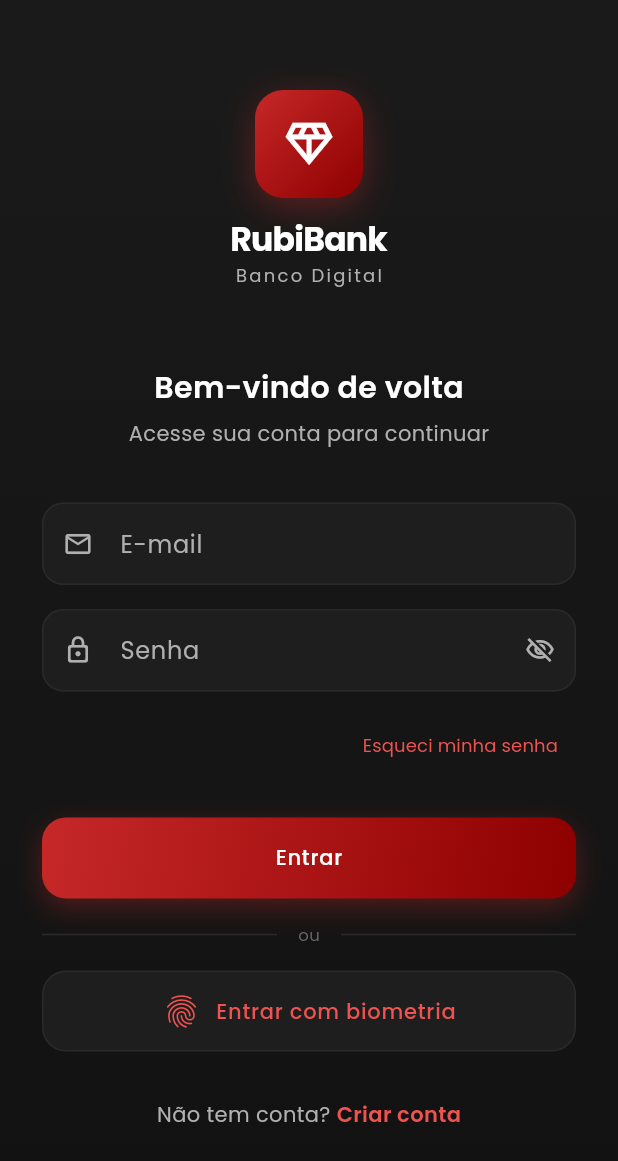
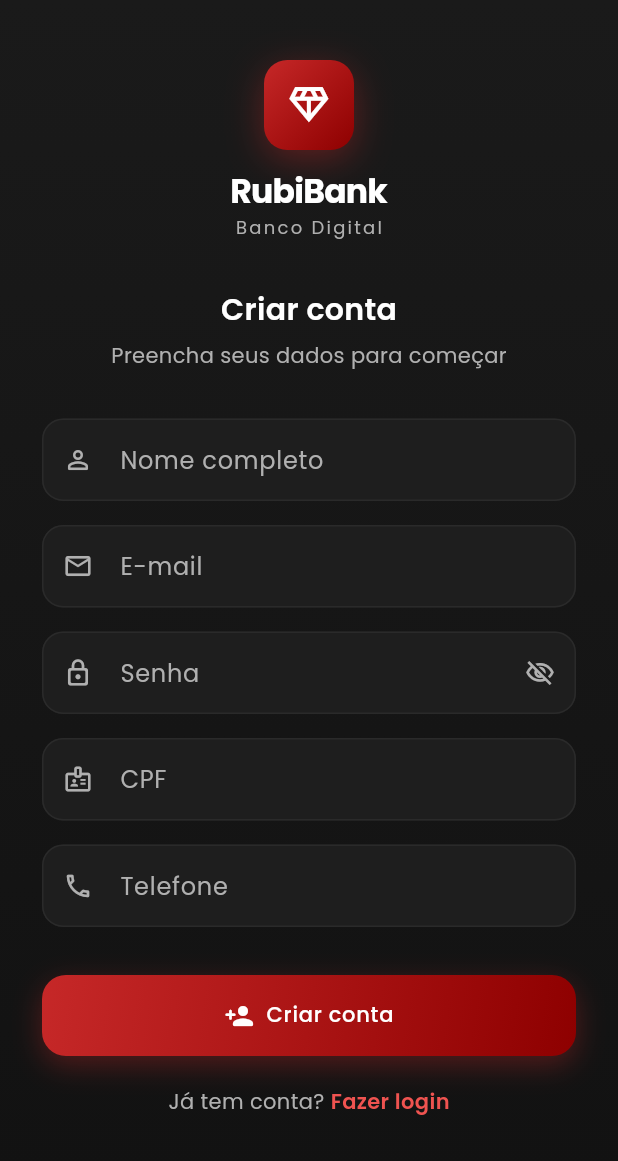
Before and after one commit to pedro-pop/rubibank, a Flutter app: the screen it shows after launch, after a tap on "Criar conta", on a phone screen of 412 x 824 dp. Shown: the top 1161 px of the screen. Run offline on Flutter 3.47's test engine with Material 3 defaults, Android fonts, the phone set to English and light mode, and no system bars; our stand-ins replace fl_chart, google_fonts, shared_preferences.

Commit message:
feat: integracao JWT e tela de cadastro

```diff
--- /dev/null
+++ b/frontend/lib/screens/cadastro_screen.dart
@@ -0,0 +1,274 @@
+import 'package:flutter/material.dart';
+import 'package:flutter/services.dart';
+import '../services/auth_service.dart';
+import '../utils/app_colors.dart';
+import '../utils/app_routes.dart';
+import '../utils/app_text_styles.dart';
+import '../widgets/rubi_button.dart';
+import '../widgets/rubi_logo.dart';
+import '../widgets/rubi_text_field.dart';
+
+class CadastroScreen extends StatefulWidget {
+  const CadastroScreen({super.key});
+
+  @override
+  State<CadastroScreen> createState() => _CadastroScreenState();
+}
+
+class _CadastroScreenState extends State<CadastroScreen>
+    with SingleTickerProviderStateMixin {
+  final _formKey = GlobalKey<FormState>();
+  final _nomeController = TextEditingController();
+  final _emailController = TextEditingController();
+  final _senhaController = TextEditingController();
+  final _cpfController = TextEditingController();
+  final _telefoneController = TextEditingController();
+  bool _isLoading = false;
+
+  late AnimationController _animController;
+  late Animation<double> _fadeAnim;
+  late Animation<Offset> _slideAnim;
+
+  @override
+  void initState() {
+    super.initState();
+    _animController = AnimationController(
+        vsync: this, duration: const Duration(milliseconds: 600));
+    _fadeAnim = Tween<double>(begin: 0.0, end: 1.0)
+        .animate(CurvedAnimation(parent: _animController, curve: Curves.easeOut));
+    _slideAnim =
+        Tween<Offset>(begin: const Offset(0, 0.1), end: Offset.zero).animate(
+      CurvedAnimation(parent: _animController, curve: Curves.easeOutCubic),
+    );
+    _animController.forward();
+  }
+
+  @override
+  void dispose() {
+    _animController.dispose();
+    _nomeController.dispose();
+    _emailController.dispose();
+    _senhaController.dispose();
+    _cpfController.dispose();
+    _telefoneController.dispose();
+    super.dispose();
+  }
+
+  String _formatCPF(String cpf) => cpf.replaceAll(RegExp(r'[^0-9]'), '');
+  String _formatTelefone(String tel) => tel.replaceAll(RegExp(r'[^0-9]'), '');
+
+  bool _validarCPF(String cpf) {
+    cpf = _formatCPF(cpf);
+    if (cpf.length != 11) return false;
+    if (cpf.split('').every((d) => d == cpf[0])) return false;
+    return true;
+  }
+
+  Future<void> _handleCadastro() async {
+    if (!_formKey.currentState!.validate()) return;
+    setState(() => _isLoading = true);
+
+    final result = await AuthService.instance.register(
+      name: _nomeController.text.trim(),
+      email: _emailController.text.trim(),
+      password: _senhaController.text,
+      cpf: _formatCPF(_cpfController.text),
+      telefone: _formatTelefone(_telefoneController.text),
+    );
+
+    if (!mounted) return;
+    setState(() => _isLoading = false);
+
+    if (result.success) {
+      _showSuccess();
+    } else {
+      _showError(result.errorMessage ?? 'Erro ao realizar cadastro.');
+    }
+  }
+
+  void _showSuccess() {
+    showDialog(
+      context: context,
+      barrierDismissible: false,
+      builder: (ctx) => AlertDialog(
+        backgroundColor: AppColors.surface,
+        shape: RoundedRectangleBorder(borderRadius: BorderRadius.circular(20)),
+        content: Column(
+          mainAxisSize: MainAxisSize.min,
+          children: [
+            const SizedBox(height: 16),
+            Container(
+              width: 64,
+              height: 64,
+              decoration: BoxDecoration(
+                color: AppColors.success.withOpacity(0.15),
+                shape: BoxShape.circle,
+              ),
+              child: const Icon(Icons.check_circle_rounded,
+                  color: AppColors.success, size: 40),
+            ),
+            const SizedBox(height: 16),
+            Text('Cadastro realizado!', style: AppTextStyles.headlineMedium),
+            const SizedBox(height: 8),
+            Text('Sua conta foi criada com sucesso.',
+                style: AppTextStyles.bodyMedium, textAlign: TextAlign.center),
+            const SizedBox(height: 24),
+            SizedBox(
+              width: double.infinity,
+              child: ElevatedButton(
+                onPressed: () {
+                  Navigator.pop(ctx);
+                  Navigator.pop(context); // volta para login
+                },
+                child: const Text('Fazer login'),
+              ),
+            ),
+          ],
+        ),
+      ),
+    );
+  }
+
+  void _showError(String message) {
+    ScaffoldMessenger.of(context).showSnackBar(
+      SnackBar(
+        content: Text(message),
+        backgroundColor: AppColors.error,
+        behavior: SnackBarBehavior.floating,
+        shape: RoundedRectangleBorder(borderRadius: BorderRadius.circular(12)),
+        margin: const EdgeInsets.all(16),
+      ),
+    );
+  }
+
+  @override
+  Widget build(BuildContext context) {
+    return Scaffold(
+      backgroundColor: AppColors.background,
+      body: Container(
+        decoration: const BoxDecoration(gradient: AppColors.backgroundGradient),
+        child: SafeArea(
+          child: SingleChildScrollView(
+            padding: const EdgeInsets.symmetric(horizontal: 28),
+            child: FadeTransition(
+              opacity: _fadeAnim,
+              child: SlideTransition(
+                position: _slideAnim,
+                child: Form(
+                  key: _formKey,
+                  child: Column(
+                    crossAxisAlignment: CrossAxisAlignment.center,
+                    children: [
+                      const SizedBox(height: 40),
+                      const RubiLogo(size: 60),
+                      const SizedBox(height: 32),
+                      Text('Criar conta', style: AppTextStyles.headlineLarge),
+                      const SizedBox(height: 6),
+                      Text('Preencha seus dados para começar',
+                          style: AppTextStyles.bodyMedium),
+                      const SizedBox(height: 32),
+                      RubiTextField(
+                        label: 'Nome completo',
+                        hint: 'Seu nome',
+                        controller: _nomeController,
+                        prefixIcon: Icons.person_outline_rounded,
+                        validator: (v) => (v == null || v.trim().isEmpty)
+                            ? 'Informe seu nome'
+                            : null,
+                      ),
+                      const SizedBox(height: 16),
+                      RubiTextField(
+                        label: 'E-mail',
+                        hint: 'seu@email.com',
+                        controller: _emailController,
+                        keyboardType: TextInputType.emailAddress,
+                        prefixIcon: Icons.email_outlined,
+                        validator: (v) {
+                          if (v == null || v.isEmpty) return 'Informe o e-mail';
+                          if (!v.contains('@')) return 'E-mail inválido';
+                          return null;
+                        },
+                      ),
+                      const SizedBox(height: 16),
+                      RubiTextField(
+                        label: 'Senha',
+                        hint: 'Mínimo 6 caracteres',
+                        controller: _senhaController,
+                        obscureText: true,
+                        prefixIcon: Icons.lock_outline_rounded,
+                        validator: (v) {
+                          if (v == null || v.isEmpty) return 'Informe a senha';
+                          if (v.length < 6) return 'Mínimo 6 caracteres';
+                          return null;
+                        },
+                      ),
+                      const SizedBox(height: 16),
+                      RubiTextField(
+                        label: 'CPF',
+                        hint: '000.000.000-00',
+                        controller: _cpfController,
+                        keyboardType: TextInputType.number,
+                        prefixIcon: Icons.badge_outlined,
+                        inputFormatters: [
+                          FilteringTextInputFormatter.digitsOnly,
+                          LengthLimitingTextInputFormatter(11),
+                        ],
+                        validator: (v) {
+                          if (v == null || v.isEmpty) return 'Informe o CPF';
+                          if (!_validarCPF(v)) return 'CPF inválido';
+                          return null;
+                        },
+                      ),
+                      const SizedBox(height: 16),
+                      RubiTextField(
+                        label: 'Telefone',
+                        hint: '(00) 00000-0000',
+                        controller: _telefoneController,
+                        keyboardType: TextInputType.phone,
+                        prefixIcon: Icons.phone_outlined,
+                        inputFormatters: [
+                          FilteringTextInputFormatter.digitsOnly,
+                          LengthLimitingTextInputFormatter(11),
+                        ],
+                        validator: (v) {
+                          if (v == null || v.isEmpty) return 'Informe o telefone';
+                          if (_formatTelefone(v).length < 10) return 'Telefone inválido';
+                          return null;
+                        },
+                      ),
+                      const SizedBox(height: 32),
+                      RubiButton(
+                        text: 'Criar conta',
+                        onPressed: _handleCadastro,
+                        isLoading: _isLoading,
+                        icon: Icons.person_add_rounded,
+                      ),
+                      const SizedBox(height: 20),
+                      Row(
+                        mainAxisAlignment: MainAxisAlignment.center,
+                        children: [
+                          Text('Já tem conta? ', style: AppTextStyles.bodyMedium),
+                          GestureDetector(
+                            onTap: () => Navigator.pop(context),
+                            child: Text(
+                              'Fazer login',
+                              style: AppTextStyles.bodyMedium.copyWith(
+                                color: AppColors.primaryLight,
+                                fontWeight: FontWeight.w600,
+                              ),
+                            ),
+                          ),
+                        ],
+                      ),
+                      const SizedBox(height: 40),
+                    ],
+                  ),
+                ),
+              ),
+            ),
+          ),
+        ),
+      ),
+    );
+  }
+}
--- a/frontend/lib/utils/app_routes.dart
+++ b/frontend/lib/utils/app_routes.dart
@@ -4,6 +4,7 @@ import '../screens/home_screen.dart';
 import '../screens/cotacao_screen.dart';
 import '../screens/transferencia_screen.dart';
 import '../screens/perfil_screen.dart';
+import '../screens/cadastro_screen.dart';
 import '../models/transfer_args.dart';
 
 class AppRoutes {
@@ -14,26 +15,23 @@ class AppRoutes {
   static const String cotacao = '/cotacao';
   static const String transferencia = '/transferencia';
   static const String perfil = '/perfil';
+  static const String cadastro = '/cadastro';
 
   static Route<dynamic> generateRoute(RouteSettings settings) {
     switch (settings.name) {
       case login:
         return _buildRoute(const LoginScreen(), settings);
-
       case home:
         return _buildRoute(const HomeScreen(), settings);
-
       case cotacao:
         return _buildRoute(const CotacaoScreen(), settings);
-
       case transferencia:
-        // Rota com argumentos (TransferArgs pode ser passado opcionalmente)
         final args = settings.arguments as TransferArgs?;
         return _buildRoute(TransferenciaScreen(args: args), settings);
-
       case perfil:
         return _buildRoute(const PerfilScreen(), settings);
-
+      case cadastro:
+        return _buildRoute(const CadastroScreen(), settings);
       default:
         return _buildRoute(
           Scaffold(
@@ -55,7 +53,8 @@ class AppRoutes {
         const begin = Offset(1.0, 0.0);
         const end = Offset.zero;
         const curve = Curves.easeInOutCubic;
-        final tween = Tween(begin: begin, end: end).chain(CurveTween(curve: curve));
+        final tween = Tween(begin: begin, end: end)
+            .chain(CurveTween(curve: curve));
         return SlideTransition(position: animation.drive(tween), child: child);
       },
       transitionDuration: const Duration(milliseconds: 300),
```
Also changed, not shown: frontend/lib/screens/login_screen.dart (+2 -8 lines), frontend/lib/services/auth_service.dart (+108 -23 lines).
